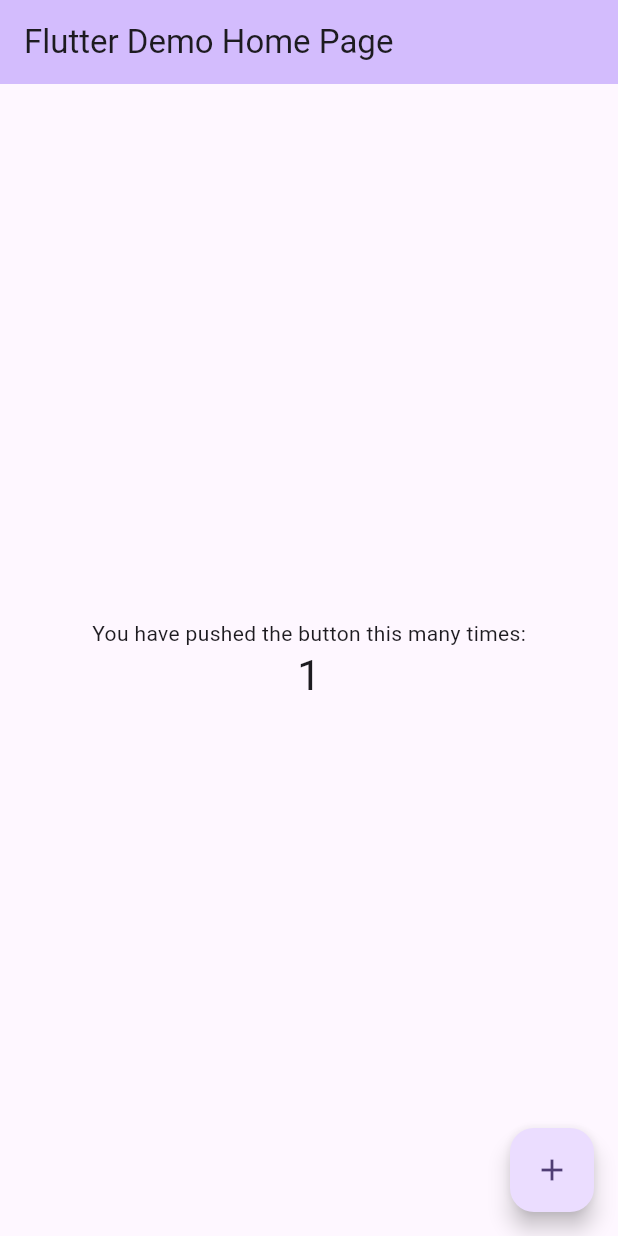
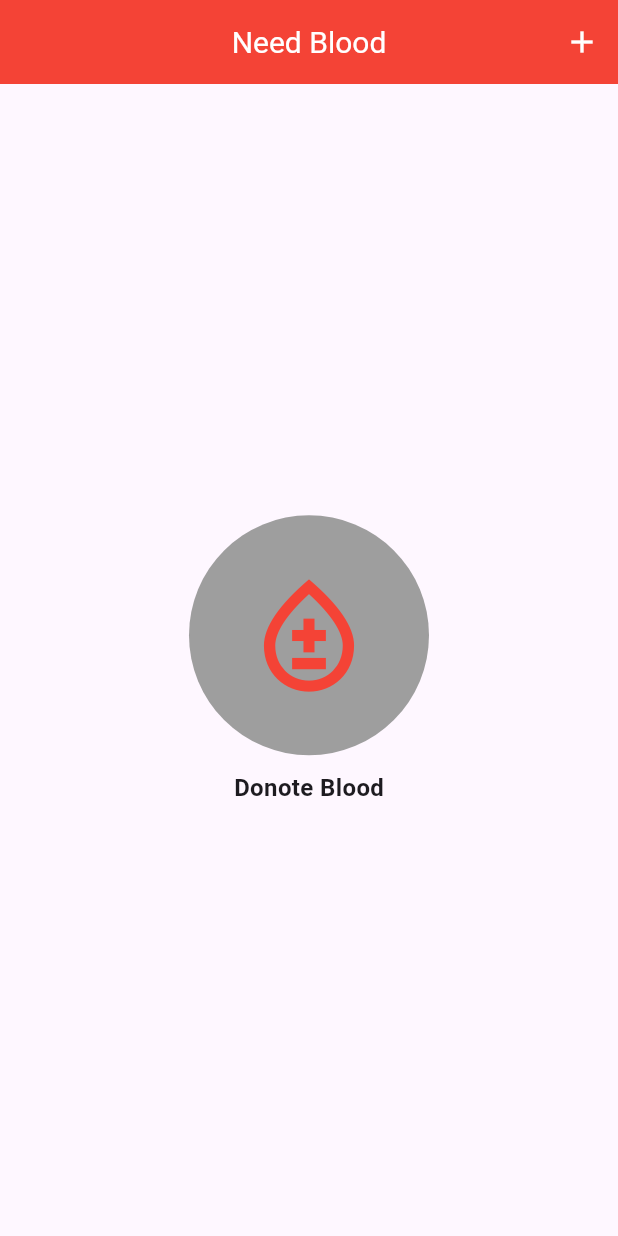
Before and after one commit to MehrabHussain47/Exam_02, a Flutter app: the screen it shows after launch, after a tap on the "add" icon, on a phone screen of 412 x 824 dp. Run offline on Flutter 3.47's test engine with Material 3 defaults, Android fonts, the phone set to English and light mode, and no system bars.

Commit message:
Final Commit

```diff
--- a/lib/main.dart
+++ b/lib/main.dart
@@ -1,125 +1,58 @@
+import 'package:flutter/cupertino.dart';
 import 'package:flutter/material.dart';
 
-void main() {
-  runApp(const MyApp());
+void main(){
+  runApp(MyApp());
 }
 
-class MyApp extends StatelessWidget {
-  const MyApp({super.key});
-
-  // This widget is the root of your application.
+class MyApp extends StatelessWidget{
   @override
   Widget build(BuildContext context) {
     return MaterialApp(
-      title: 'Flutter Demo',
+      home: HomeScreen(),
+      debugShowCheckedModeBanner: false,
       theme: ThemeData(
-        // This is the theme of your application.
-        //
-        // TRY THIS: Try running your application with "flutter run". You'll see
-        // the application has a purple toolbar. Then, without quitting the app,
-        // try changing the seedColor in the colorScheme below to Colors.green
-        // and then invoke "hot reload" (save your changes or press the "hot
-        // reload" button in a Flutter-supported IDE, or press "r" if you used
-        // the command line to start the app).
-        //
-        // Notice that the counter didn't reset back to zero; the application
-        // state is not lost during the reload. To reset the state, use hot
-        // restart instead.
-        //
-        // This works for code too, not just values: Most code changes can be
-        // tested with just a hot reload.
-        colorScheme: ColorScheme.fromSeed(seedColor: Colors.deepPurple),
-        useMaterial3: true,
+        appBarTheme: AppBarTheme(
+            titleTextStyle: TextStyle(
+              color: Colors.white,
+              fontSize: 20,
+            ),
+            iconTheme: IconThemeData(
+                color: Colors.white
+            )
+        ),
       ),
-      home: const MyHomePage(title: 'Flutter Demo Home Page'),
     );
   }
 }
 
-class MyHomePage extends StatefulWidget {
-  const MyHomePage({super.key, required this.title});
-
-  // This widget is the home page of your application. It is stateful, meaning
-  // that it has a State object (defined below) that contains fields that affect
-  // how it looks.
-
-  // This class is the configuration for the state. It holds the values (in this
-  // case the title) provided by the parent (in this case the App widget) and
-  // used by the build method of the State. Fields in a Widget subclass are
-  // always marked "final".
-
-  final String title;
-
-  @override
-  State<MyHomePage> createState() => _MyHomePageState();
-}
-
-class _MyHomePageState extends State<MyHomePage> {
-  int _counter = 0;
-
-  void _incrementCounter() {
-    setState(() {
-      // This call to setState tells the Flutter framework that something has
-      // changed in this State, which causes it to rerun the build method below
-      // so that the display can reflect the updated values. If we changed
-      // _counter without calling setState(), then the build method would not be
-      // called again, and so nothing would appear to happen.
-      _counter++;
-    });
-  }
-
+class HomeScreen extends StatelessWidget{
   @override
   Widget build(BuildContext context) {
-    // This method is rerun every time setState is called, for instance as done
-    // by the _incrementCounter method above.
-    //
-    // The Flutter framework has been optimized to make rerunning build methods
-    // fast, so that you can just rebuild anything that needs updating rather
-    // than having to individually change instances of widgets.
     return Scaffold(
       appBar: AppBar(
-        // TRY THIS: Try changing the color here to a specific color (to
-        // Colors.amber, perhaps?) and trigger a hot reload to see the AppBar
-        // change color while the other colors stay the same.
-        backgroundColor: Theme.of(context).colorScheme.inversePrimary,
-        // Here we take the value from the MyHomePage object that was created by
-        // the App.build method, and use it to set our appbar title.
-        title: Text(widget.title),
+        title: Text('Need Blood'),
+        centerTitle: true,
+        backgroundColor: Colors.red,
+        actions: [
+          IconButton(onPressed: (){}, icon: Icon(Icons.add))
+        ],
       ),
       body: Center(
-        // Center is a layout widget. It takes a single child and positions it
-        // in the middle of the parent.
         child: Column(
-          // Column is also a layout widget. It takes a list of children and
-          // arranges them vertically. By default, it sizes itself to fit its
-          // children horizontally, and tries to be as tall as its parent.
-          //
-          // Column has various properties to control how it sizes itself and
-          // how it positions its children. Here we use mainAxisAlignment to
-          // center the children vertically; the main axis here is the vertical
-          // axis because Columns are vertical (the cross axis would be
-          // horizontal).
-          //
-          // TRY THIS: Invoke "debug painting" (choose the "Toggle Debug Paint"
-          // action in the IDE, or press "p" in the console), to see the
-          // wireframe for each widget.
+          crossAxisAlignment: CrossAxisAlignment.center,
           mainAxisAlignment: MainAxisAlignment.center,
-          children: <Widget>[
-            const Text(
-              'You have pushed the button this many times:',
+          children: [
+            CircleAvatar(
+              child: Icon(Icons.bloodtype_outlined, size: 90, color: Colors.red,),
+              radius: 80,
+              backgroundColor: Colors.grey,
             ),
-            Text(
-              '$_counter',
-              style: Theme.of(context).textTheme.headlineMedium,
-            ),
+            SizedBox(height: 10,),
+            Text('Donote Blood', style: TextStyle(fontSize:16, fontWeight: FontWeight.bold),)
           ],
         ),
       ),
-      floatingActionButton: FloatingActionButton(
-        onPressed: _incrementCounter,
-        tooltip: 'Increment',
-        child: const Icon(Icons.add),
-      ), // This trailing comma makes auto-formatting nicer for build methods.
     );
   }
 }
```
Also changed, not shown: 1 other file.
